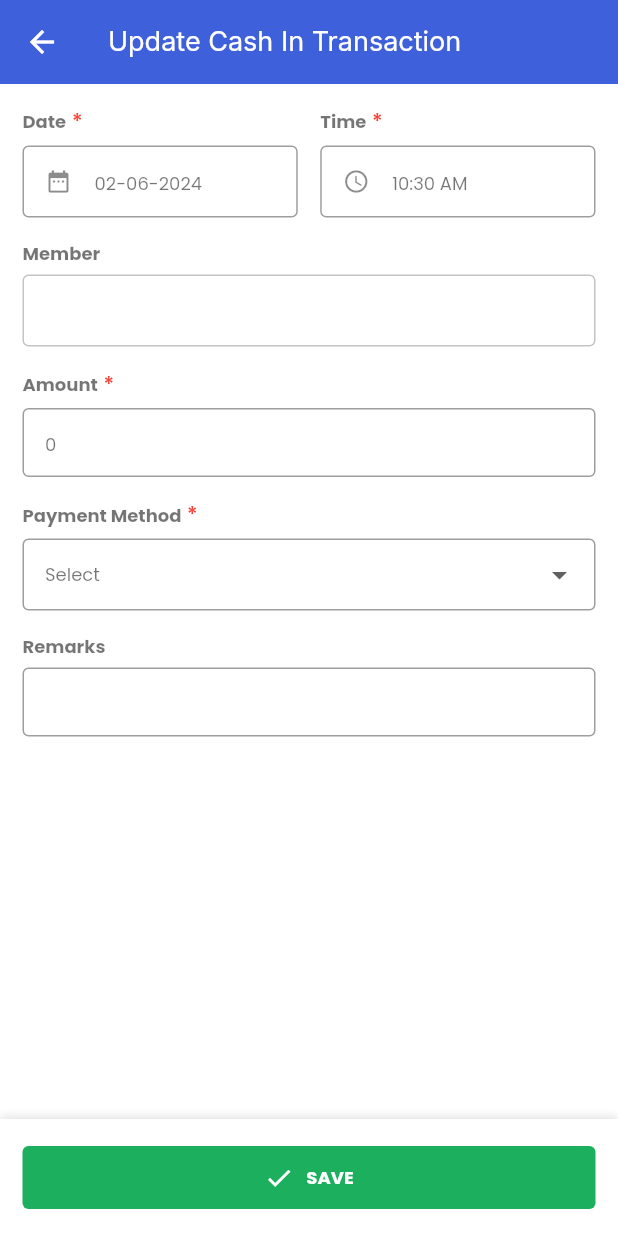
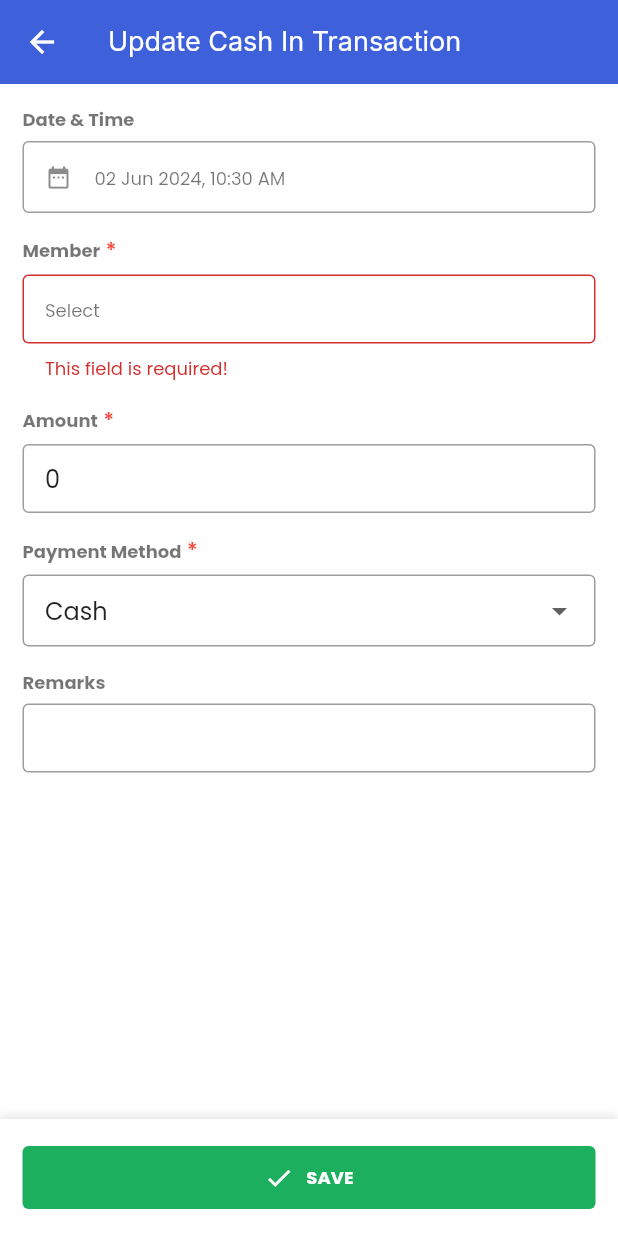
Before and after one commit to rifathossain82/club-cash, a Flutter app: the CashInTransactionAddUpdatePage screen opened directly with empty values, after a tap on "SAVE", on a phone screen of 412 x 824 dp. Run offline on Flutter 3.47's test engine with Material 2 defaults, Android fonts, the phone set to English and light mode, and no system bars; our stand-ins replace cloud_firestore, connectivity_plus, contacts_service, dropdown_search, firebase_core, flutter_svg and 7 more; accounts and stored records are empty.

Commit message:
chore: cash in -> add, update, delete done

```diff
--- a/lib/src/core/di/app_bindings.dart
+++ b/lib/src/core/di/app_bindings.dart
@@ -1,5 +1,6 @@
 import 'package:club_cash/src/features/auth/controller/auth_controller.dart';
 import 'package:club_cash/src/features/contact/controller/contact_controller.dart';
+import 'package:club_cash/src/features/home/controller/home_controller.dart';
 import 'package:club_cash/src/features/member/controller/member_controller.dart';
 import 'package:get/get.dart';
 
@@ -9,5 +10,6 @@ class AppBindings extends Bindings {
     Get.lazyPut(() => AuthController(), fenix: true);
     Get.lazyPut(() => MemberController(), fenix: true);
     Get.lazyPut(() => ContactController(), fenix: true);
+    Get.lazyPut(() => TransactionController(), fenix: true);
   }
 }
--- a/lib/src/core/enums/app_enum.dart
+++ b/lib/src/core/enums/app_enum.dart
@@ -11,7 +11,12 @@ enum Status {
 
 enum PaymentMethod{
   cash,
-  online,
+  bkash,
+}
+
+enum TransactionType{
+  cashIn,
+  cashOut,
 }
 
 enum PopupMenuItemOptions {
--- a/lib/src/features/home/controller/home_controller.dart
+++ b/lib/src/features/home/controller/home_controller.dart
@@ -0,0 +1,120 @@
+import 'package:cloud_firestore/cloud_firestore.dart';
+import 'package:club_cash/src/core/helpers/logger.dart';
+import 'package:club_cash/src/core/services/snack_bar_services.dart';
+import 'package:club_cash/src/core/utils/color.dart';
+import 'package:club_cash/src/features/home/model/transaction_model.dart';
+import 'package:get/get.dart';
+
+class TransactionController extends GetxController {
+  var isLoadingTransactionList = false.obs;
+  var isAddingTransaction = false.obs;
+  var isUpdatingTransaction = false.obs;
+  var isDeletingTransaction = false.obs;
+  var transactionList = <TransactionModel>[].obs;
+
+  final _collection = FirebaseFirestore.instance.collection('transactions');
+
+  @override
+  void onInit() {
+    super.onInit();
+    getTransactionList();
+  }
+
+  Future<void> getTransactionList() async {
+    try {
+      isLoadingTransactionList(true);
+      transactionList.value = [];
+
+      QuerySnapshot<Map<String, dynamic>> querySnapshot = await _collection
+          .orderBy('timestamp', descending: true)
+          .get();
+
+      if (querySnapshot.docs.isEmpty) {
+        String msg = 'No Transactions Found!';
+        throw msg;
+      } else {
+        transactionList.value = querySnapshot.docs
+            .map((doc) => TransactionModel.fromJson(doc.id, doc.data()))
+            .toList();
+      }
+    } catch (e, stackTrace) {
+      Log.error('$e', stackTrace: stackTrace);
+
+      SnackBarService.showSnackBar(
+        message: e.toString(),
+        bgColor: failedColor,
+      );
+    } finally {
+      isLoadingTransactionList(false);
+    }
+  }
+
+  Future<void> addTransaction({required TransactionModel transaction}) async {
+    try {
+      isAddingTransaction(true);
+
+      await _collection.add(transaction.toJson());
+      getTransactionList();
+      SnackBarService.showSnackBar(
+        message: "Transaction added successfully!",
+        bgColor: successColor,
+      );
+    } catch (e, stackTrace) {
+      Log.error('$e', stackTrace: stackTrace);
+
+      SnackBarService.showSnackBar(
+        message: e.toString(),
+        bgColor: failedColor,
+      );
+    } finally {
+      isAddingTransaction(false);
+    }
+  }
+
+  Future<void> updateTransaction({
+    required TransactionModel transaction,
+  }) async {
+    try {
+      isUpdatingTransaction(true);
+
+      await _collection.doc(transaction.id).update(transaction.toJson());
+      getTransactionList();
+      SnackBarService.showSnackBar(
+        message: "Transaction updated successfully!",
+        bgColor: successColor,
+      );
+    } catch (e, stackTrace) {
+      Log.error('$e', stackTrace: stackTrace);
+
+      SnackBarService.showSnackBar(
+        message: e.toString(),
+        bgColor: failedColor,
+      );
+    } finally {
+      isUpdatingTransaction(false);
+    }
+  }
+
+  Future<void> deleteTransaction(String transactionId) async {
+    try {
+      isDeletingTransaction(true);
+
+      await _collection.doc(transactionId).delete();
+
+      getTransactionList();
+      SnackBarService.showSnackBar(
+        message: "Transaction deleted successfully!",
+        bgColor: successColor,
+      );
+    } catch (e, stackTrace) {
+      Log.error('$e', stackTrace: stackTrace);
+
+      SnackBarService.showSnackBar(
+        message: e.toString(),
+        bgColor: failedColor,
+      );
+    } finally {
+      isDeletingTransaction(false);
+    }
+  }
+}
--- /dev/null
+++ b/lib/src/features/home/model/transaction_model.dart
@@ -0,0 +1,102 @@
+import 'package:cloud_firestore/cloud_firestore.dart';
+
+class TransactionModel {
+  final String? id;
+  final DateTime? datetime;
+  final Member? member;
+  final num? amount;
+  final String? paymentMethod;
+  final String? reason;
+  final String? remarks;
+  final String? type;
+  final DateTime? timestamp;
+
+  TransactionModel({
+    this.id,
+    this.datetime,
+    this.member,
+    this.amount,
+    this.paymentMethod,
+    this.reason,
+    this.remarks,
+    this.type,
+    this.timestamp,
+  });
+
+  factory TransactionModel.fromJson(String id, Map<String, dynamic> json) {
+    return TransactionModel(
+      id: id,
+      datetime: json["datetime"] == null ? null : DateTime.parse(json["datetime"]),
+      member: json['member'] == null ? null : Member.fromJson(json['member']),
+      amount: json['amount'] ?? 0,
+      paymentMethod: json['paymentMethod'],
+      reason: json['reason'],
+      remarks: json['remarks'],
+      type: json['type'],
+      timestamp: json["timestamp"] == null
+          ? null
+          : (json["timestamp"] as Timestamp).toDate(),
+    );
+  }
+
+  Map<String, dynamic> toJson() {
+    return {
+      'datetime': datetime?.toIso8601String(),
+      'member': member?.toJson(),
+      'amount': amount,
+      'paymentMethod': paymentMethod,
+      'reason': reason,
+      'remarks': remarks,
+      'type': type,
+      'timestamp': timestamp != null ? Timestamp.fromDate(timestamp!) : null,
+    };
+  }
+
+  TransactionModel copyWith({
+    String? id,
+    DateTime? datetime,
+    Member? member,
+    num? amount,
+    String? paymentMethod,
+    String? reason,
+    String? remarks,
+    String? type,
+    DateTime? timestamp,
+  }) {
+    return TransactionModel(
+      id: id ?? this.id,
+      datetime: datetime ?? this.datetime,
+      member: member ?? this.member,
+      amount: amount ?? this.amount,
+      paymentMethod: paymentMethod ?? this.paymentMethod,
+      reason: reason ?? this.reason,
+      remarks: remarks ?? this.remarks,
+      type: type ?? this.type,
+      timestamp: timestamp ?? this.timestamp,
+    );
+  }
+}
+
+class Member {
+  final String? id;
+  final String? name;
+
+  Member({
+    this.id,
+    this.name,
+  });
+
+  factory Member.fromJson(Map<String, dynamic> json) {
+    return Member(
+      id: json['id'],
+      name: json['name'],
+    );
+  }
+
+  Map<String, dynamic> toJson() {
+    return {
+      'id': id,
+      'name': name,
+    };
+  }
+}
--- a/lib/src/features/home/view/pages/cash_in_transaction_add_update_page.dart
+++ b/lib/src/features/home/view/pages/cash_in_transaction_add_update_page.dart
@@ -1,22 +1,23 @@
 import 'package:club_cash/src/core/enums/app_enum.dart';
+import 'package:club_cash/src/core/extensions/date_time_extension.dart';
 import 'package:club_cash/src/core/extensions/string_extension.dart';
 import 'package:club_cash/src/core/helpers/logger.dart';
 import 'package:club_cash/src/core/helpers/validators.dart';
 import 'package:club_cash/src/core/routes/routes.dart';
 import 'package:club_cash/src/core/utils/color.dart';
-import 'package:club_cash/src/core/widgets/k_blank_field_builder_with_title.dart';
 import 'package:club_cash/src/core/widgets/k_box_shadow.dart';
 import 'package:club_cash/src/core/widgets/k_drop_down_field_builder_with_title.dart';
 import 'package:club_cash/src/core/widgets/k_icon_button.dart';
 import 'package:club_cash/src/core/widgets/k_text_form_field_builder_with_title.dart';
+import 'package:club_cash/src/features/home/controller/home_controller.dart';
+import 'package:club_cash/src/features/home/model/transaction_model.dart';
 import 'package:club_cash/src/features/member/model/member_model.dart';
 
 import 'package:flutter/material.dart';
 import 'package:get/get.dart';
-import 'package:intl/intl.dart';
 
 class CashInTransactionAddUpdatePageArguments {
-  final String? existingTransaction;
+  final TransactionModel? existingTransaction;
 
   CashInTransactionAddUpdatePageArguments({
     this.existingTransaction,
@@ -38,43 +39,72 @@ class CashInTransactionAddUpdatePage extends StatefulWidget {
 
 class _TransactionAddUpdatePageState
     extends State<CashInTransactionAddUpdatePage> {
+  final transactionController = Get.find<TransactionController>();
+  TransactionModel? existingTransaction;
   final formKey = GlobalKey<FormState>();
   final amountTextController = TextEditingController();
   final remarkTextController = TextEditingController();
-  DateTime selectedDate = DateTime.now();
-  TimeOfDay selectedTime = TimeOfDay.now();
+  DateTime? selectedDateTime = DateTime.now();
   MemberModel? selectedMember;
-  String? selectedPaymentMethod;
+  PaymentMethod? selectedPaymentMethod;
 
-  Future<void> _selectDate(BuildContext context) async {
+  Future<void> _selectDateTime(BuildContext context) async {
     final DateTime? picked = await showDatePicker(
       context: context,
-        initialDate: selectedDate,
-        firstDate: DateTime(1950),
-        lastDate: DateTime(2101));
-    if (picked != null && picked != selectedDate) {
+      initialDate: selectedDateTime!,
+      firstDate: DateTime.now().subtract(const Duration(days: 365)),
+      lastDate: DateTime.now().add(const Duration(days: 30)),
+    );
+    if (picked != null) {
+      final TimeOfDay? pickedTime = await showTimePicker(
+        context: context,
+        initialTime: TimeOfDay.now(),
+      );
+      if (pickedTime != null) {
         setState(() {
-        selectedDate = picked;
+          selectedDateTime = DateTime(
+            picked.year,
+            picked.month,
+            picked.day,
+            pickedTime.hour,
+            pickedTime.minute,
+          );
         });
       }
-  }
-
-  Future<void> _selectTime(BuildContext context) async {
-    final TimeOfDay? time = await showTimePicker(
-      context: context,
-      initialTime: selectedTime,
-    );
-
-    if (time != null && time != selectedTime) {
-      setState(() {
-        selectedTime = time;
-      });
     }
   }
 
   @override
   void initState() {
     super.initState();
+
+    WidgetsBinding.instance.addPostFrameCallback((timeStamp) {
+      if (widget.arguments.existingTransaction != null) {
+        existingTransaction = widget.arguments.existingTransaction;
+
+        selectedDateTime = existingTransaction?.datetime;
+        selectedMember = MemberModel(
+          id: existingTransaction?.member?.id,
+          name: existingTransaction?.member?.name,
+        );
+        amountTextController.text = "${existingTransaction?.amount ?? 0}";
+        selectedPaymentMethod = getSelectedPaymentMethod(existingTransaction);
+        remarkTextController.text = existingTransaction?.remarks ?? '';
+      }
+
+      setState(() {});
+    });
+  }
+
+  PaymentMethod getSelectedPaymentMethod(
+      TransactionModel? existingTransaction) {
+    if (existingTransaction?.paymentMethod == PaymentMethod.cash.name) {
+      return PaymentMethod.cash;
+    } else if (existingTransaction?.paymentMethod == PaymentMethod.bkash.name) {
+      return PaymentMethod.bkash;
+    } else {
+      return PaymentMethod.cash;
+    }
   }
 
   @override
@@ -97,6 +127,7 @@ class _TransactionAddUpdatePageState
       body: _transactionFormWidget(),
       bottomNavigationBar: _BottomNavigationBar(
         onSave: _onSave,
+        transactionController: transactionController,
       ),
     );
   }
@@ -110,51 +141,24 @@ class _TransactionAddUpdatePageState
           child: Column(
             crossAxisAlignment: CrossAxisAlignment.start,
             children: [
-              Row(
-                children: [
-                  Expanded(
-                    child: KTextFormFieldBuilderWithTitle(
-                      title: 'Date',
-                      hintText: DateFormat('dd-MM-yyyy').format(selectedDate),
+              KTextFormFieldBuilderWithTitle(
+                title: 'Date & Time',
+                hintText: selectedDateTime?.formattedDateTime,
+                inputAction: TextInputAction.next,
+                readOnly: true,
+                prefixIconData: Icons.date_range,
+                onTap: () => _selectDateTime(context),
+              ),
+              KTextFormFieldBuilderWithTitle(
+                controller: TextEditingController(
+                  text: selectedMember?.name ?? '',
+                ),
+                title: 'Member',
+                hintText: 'Select',
                 inputAction: TextInputAction.next,
                 validator: Validators.emptyValidator,
                 readOnly: true,
-                      prefixIconData: Icons.date_range,
-                      onTap: () => _selectDate(context),
-                    ),
-                  ),
-                  const SizedBox(width: 15),
-                  Expanded(
-                    child: KTextFormFieldBuilderWithTitle(
-                      title: 'Time',
-                      hintText: selectedTime.format(context),
-                      inputAction: TextInputAction.next,
-                      validator: Validators.emptyValidator,
-                      readOnly: true,
-                      prefixIconData: Icons.access_time_outlined,
-                      onTap: () => _selectTime(context),
-                    ),
-                  ),
-                ],
-              ),
-              KBlankFieldBuilderWithTitle(
-                title: "Member",
-                content: Text(
-                  '${selectedMember != null ? selectedMember?.name : 'Select'}',
-                ),
-                onTap: () async {
-                  var result = await Get.toNamed(
-                    RouteGenerator.memberListPage,
-                    arguments: true,
-                  );
-
-                  if(result is MemberModel){
-                    setState(() {
-                      selectedMember = result;
-                      Log.info(selectedMember?.id ?? '');
-                    });
-                  }
-                },
+                onTap: _onTapMemberField,
               ),
               KTextFormFieldBuilderWithTitle(
                 controller: amountTextController,
@@ -164,21 +168,19 @@ class _TransactionAddUpdatePageState
                 inputType: TextInputType.number,
                 validator: Validators.emptyValidator,
               ),
-              KDropDownFieldBuilderWithTitle<String>(
+              KDropDownFieldBuilderWithTitle<PaymentMethod>(
                 title: 'Payment Method',
                 hintText: 'Select',
                 validatorActive: true,
                 isLoading: false,
                 value: selectedPaymentMethod,
-                items: PaymentMethod.values
-                    .map((method) => method.name.capitalizedFirst)
-                    .toList(),
+                items: PaymentMethod.values.map((method) => method).toList(),
                 onChanged: (value) {
-                  // setState(() {
-                  //   selectedArea = value;
-                  // });
+                  setState(() {
+                    selectedPaymentMethod = value;
+                  });
                 },
-                itemBuilder: (item) => Text(item ?? ''),
+                itemBuilder: (item) => Text(item?.name.capitalizedFirst ?? ''),
               ),
               KTextFormFieldBuilderWithTitle(
                 controller: remarkTextController,
@@ -193,14 +195,77 @@ class _TransactionAddUpdatePageState
     );
   }
 
-  void _onSave() {}
+  void _onTapMemberField() async {
+    var result = await Get.toNamed(
+      RouteGenerator.memberListPage,
+      arguments: true,
+    );
+
+    if (result is MemberModel) {
+      setState(() {
+        selectedMember = result;
+        Log.info(selectedMember?.id ?? '');
+      });
+    }
+  }
+
+  void _onSave() {
+    if (formKey.currentState!.validate()) {
+      if (existingTransaction == null) {
+        addNewTransaction();
+      } else {
+        updateTransaction();
+      }
+    }
+  }
+
+  void addNewTransaction() {
+    final newTransaction = TransactionModel(
+      datetime: selectedDateTime,
+      member: Member(
+        id: selectedMember?.id,
+        name: selectedMember?.name,
+      ),
+      amount: num.parse(amountTextController.text),
+      paymentMethod: selectedPaymentMethod?.name,
+      remarks: remarkTextController.text.trim(),
+      type: TransactionType.cashIn.name,
+      timestamp: DateTime.now(),
+    );
+
+    transactionController
+        .addTransaction(transaction: newTransaction)
+        .then((value) => Navigator.pop(context));
+  }
+
+  void updateTransaction() {
+    final newTransaction = TransactionModel(
+      id: existingTransaction?.id,
+      datetime: selectedDateTime,
+      member: Member(
+        id: selectedMember?.id,
+        name: selectedMember?.name,
+      ),
+      amount: num.parse(amountTextController.text),
+      paymentMethod: selectedPaymentMethod?.name,
+      remarks: remarkTextController.text.trim(),
+      type: TransactionType.cashIn.name,
+      timestamp: DateTime.now(),
+    );
+
+    transactionController
+        .updateTransaction(transaction: newTransaction)
+        .then((value) => Navigator.pop(context));
+  }
 }
 
 class _BottomNavigationBar extends StatelessWidget {
   final VoidCallback onSave;
+  final TransactionController transactionController;
 
   const _BottomNavigationBar({
     required this.onSave,
+    required this.transactionController,
   });
 
   @override
@@ -213,12 +278,16 @@ class _BottomNavigationBar extends StatelessWidget {
           KBoxShadow.top(),
         ],
       ),
-      child: KIconButton(
+      child: Obx(() {
+        return KIconButton(
           onPressed: onSave,
           iconData: Icons.check,
           title: "save".toUpperCase(),
           bgColor: kGreen,
-      ),
+          isLoading: transactionController.isAddingTransaction.value ||
+              transactionController.isUpdatingTransaction.value,
+        );
+      }),
     );
   }
 }
```
Also changed, not shown: lib/src/features/home/view/widgets/transaction_item_widget.dart (+25 -14 lines), lib/src/features/home/view/widgets/transaction_list_widget.dart (+44 -2 lines). Lines whose indentation alone changed are shown as unchanged.
